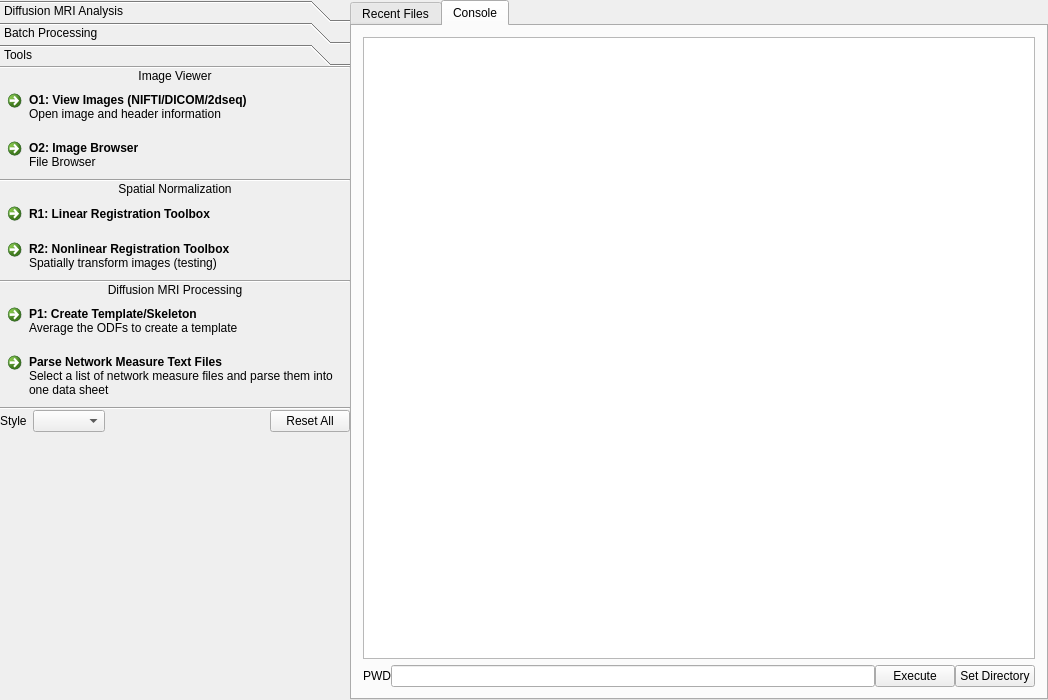
Old version of the form mainwindow.ui in the repository frankyeh/DSI-Studio.
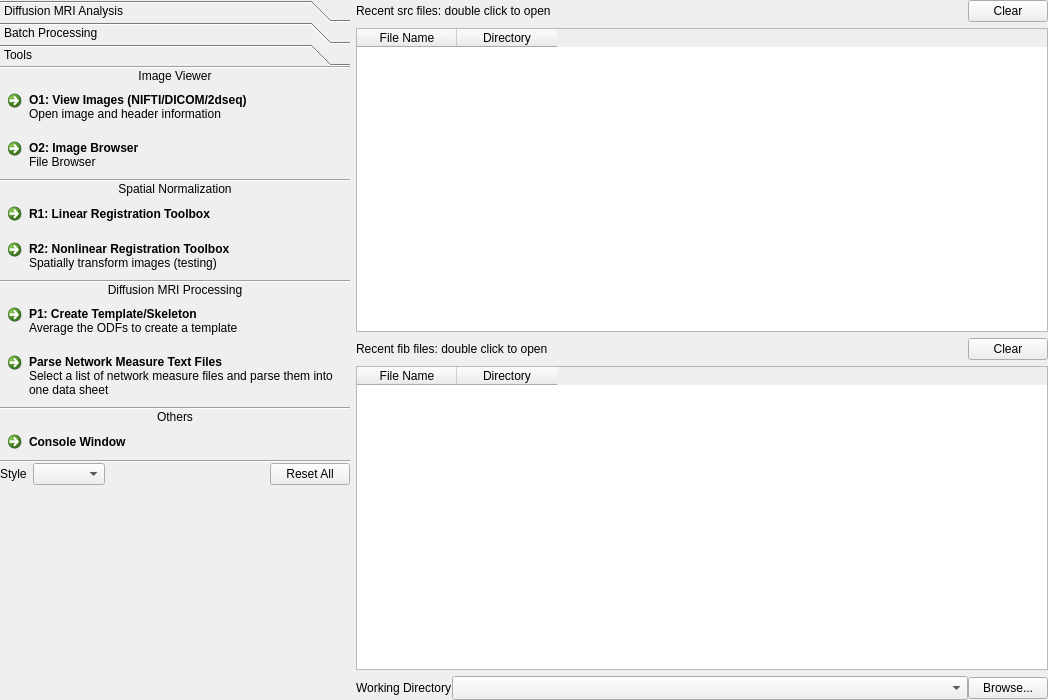
New version of the form. The open tabs and pages were chosen to show the change. Icons and pictures are not drawn.

Commit message: add console window

```diff
--- a/mainwindow.ui
+++ b/mainwindow.ui
@@ -35,7 +35,7 @@
    </property>
    <layout class="QHBoxLayout" name="horizontalLayout">
     <property name="spacing">
-     <number>0</number>
+     <number>3</number>
     </property>
     <property name="leftMargin">
      <number>0</number>
@@ -548,6 +548,30 @@
           </property>
          </widget>
         </item>
+        <item>
+         <widget class="Line" name="line_11">
+          <property name="orientation">
+           <enum>Qt::Horizontal</enum>
+          </property>
+         </widget>
+        </item>
+        <item>
+         <widget class="QLabel" name="label_6">
+          <property name="text">
+           <string>Others</string>
+          </property>
+          <property name="alignment">
+           <set>Qt::AlignCenter</set>
+          </property>
+         </widget>
+        </item>
+        <item>
+         <widget class="QCommandLinkButton" name="console">
+          <property name="text">
+           <string>Console Window</string>
+          </property>
+         </widget>
+        </item>
         <item>
          <widget class="Line" name="line_2">
           <property name="orientation">
@@ -643,14 +667,7 @@
      </widget>
     </item>
     <item>
-     <widget class="QTabWidget" name="tabWidget">
-      <property name="currentIndex">
-       <number>0</number>
-      </property>
-      <widget class="QWidget" name="recent_file_tab">
-       <attribute name="title">
-        <string>Recent Files</string>
-       </attribute>
+     <widget class="QWidget" name="widget_3" native="true">
        <layout class="QVBoxLayout" name="verticalLayout">
         <property name="leftMargin">
          <number>0</number>
@@ -895,62 +912,6 @@
          </layout>
         </item>
        </layout>
-      </widget>
-      <widget class="QWidget" name="tab_2">
-       <attribute name="title">
-        <string>Console</string>
-       </attribute>
-       <layout class="QVBoxLayout" name="verticalLayout_2">
-        <item>
-         <widget class="QTextEdit" name="console"/>
-        </item>
-        <item>
-         <layout class="QHBoxLayout" name="horizontalLayout_3">
-          <property name="spacing">
-           <number>0</number>
-          </property>
-          <property name="topMargin">
-           <number>0</number>
-          </property>
-          <item>
-           <widget class="QLabel" name="pwd">
-            <property name="text">
-             <string>PWD</string>
-            </property>
-           </widget>
-          </item>
-          <item>
-           <widget class="QLineEdit" name="cmd_line">
-            <property name="text">
-             <string/>
-            </property>
-            <property name="clearButtonEnabled">
-             <bool>false</bool>
-            </property>
-           </widget>
-          </item>
-          <item>
-           <widget class="QPushButton" name="run_cmd">
-            <property name="text">
-             <string>Execute</string>
-            </property>
-           </widget>
-          </item>
-          <item>
-           <widget class="QPushButton" name="set_dir">
-            <property name="text">
-             <string>Set Directory</string>
-            </property>
-            <property name="icon">
-             <iconset resource="icons.qrc">
-              <normaloff>:/icons/icons/open.xpm</normaloff>:/icons/icons/open.xpm</iconset>
-            </property>
-           </widget>
-          </item>
-         </layout>
-        </item>
-       </layout>
-      </widget>
      </widget>
     </item>
    </layout>
```
Lines whose indentation alone changed are shown as unchanged. The commit also changes 8 other files.
